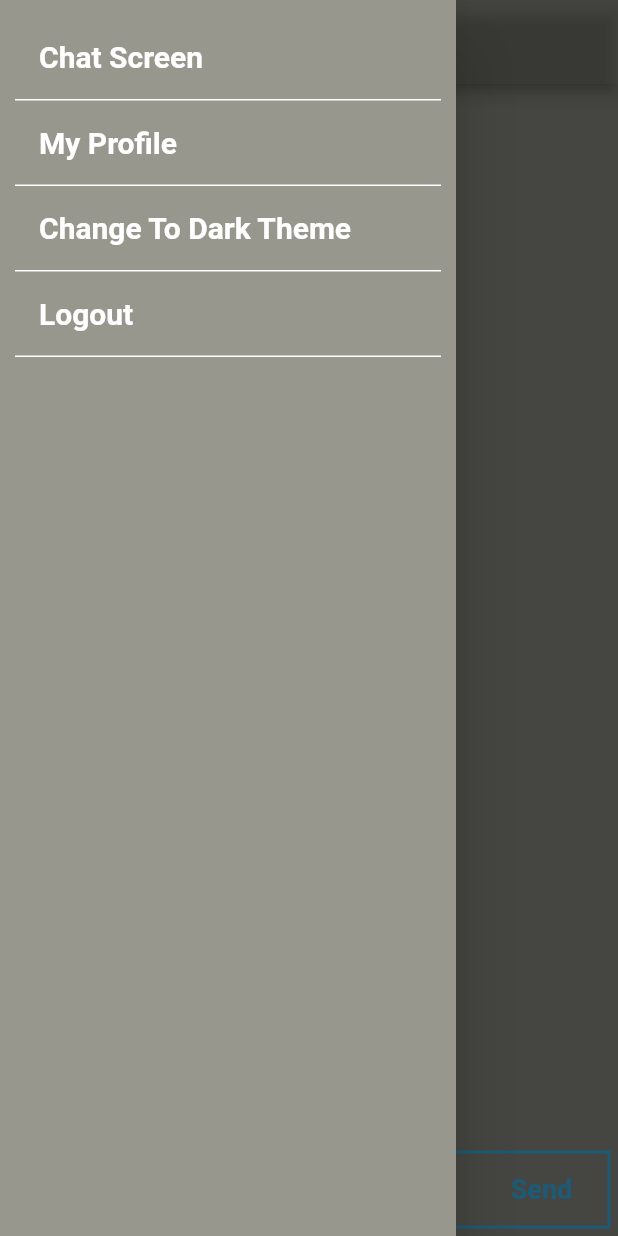
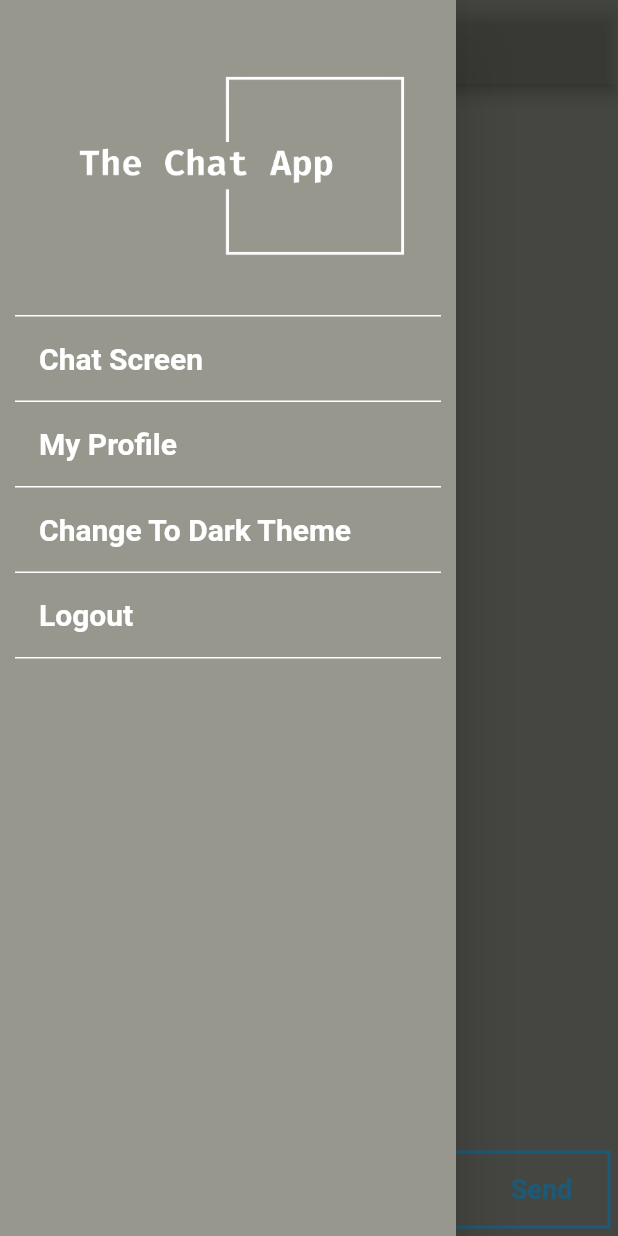
Before and after one commit to aunshpatel/the_chat_app, a Flutter app: the ChatScreen screen opened by its route, with the side drawer open, on a phone screen of 412 x 824 dp. Run offline on Flutter 3.47's test engine with Material 2 defaults, Android fonts, the phone set to English and light mode, and no system bars; our stand-ins replace cloud_firestore, firebase_auth, firebase_core, modal_progress_hud, shared_preferences; accounts and stored records are empty.

Commit message:
Updated the design to show page name on top of page and app logo in side drawer

```diff
--- a/lib/chat_screen.dart
+++ b/lib/chat_screen.dart
@@ -133,7 +133,7 @@ class _ChatScreenState extends State<ChatScreen> {
 
           ],*/
           centerTitle: true,
-          title: const Text('The Chat App'),
+          title: const Text('Chat Screen'),
           backgroundColor: darkTheme == false ? kLightBackgroundColor.withOpacity(0.3) : Colors.blueGrey,
         ),
         body: Padding(
--- a/lib/profile_page.dart
+++ b/lib/profile_page.dart
@@ -110,7 +110,7 @@ class _ProfilePageState extends State<ProfilePage> {
 
             ],
             centerTitle: true,
-            title: const Text('The Chat App'),
+            title: const Text('My Profile'),
             backgroundColor: darkTheme == false ? kLightBackgroundColor.withOpacity(0.3) : Colors.blueGrey,
           ),
           body: Padding(
--- a/lib/side_drawer.dart
+++ b/lib/side_drawer.dart
@@ -23,6 +23,20 @@ class _MyDrawerState extends State<MyDrawer> {
           padding: const EdgeInsets.all(10.0),
           child: ListView(
             children: [
+              Container(
+                decoration: BoxDecoration(
+                  border: Border(
+                    bottom: BorderSide(
+                      color: darkTheme == false ? kWhiteColor : kBlackColor,
+                    )
+                  )
+                ),
+                child: SizedBox(
+                  height: 200,
+                  child: Image.asset('images/the-chat-app-transparent.png')
+                )
+              ),
+
               Container(
                 decoration: BoxDecoration(
                   border: Border(
```
Lines whose indentation alone changed are shown as unchanged.
